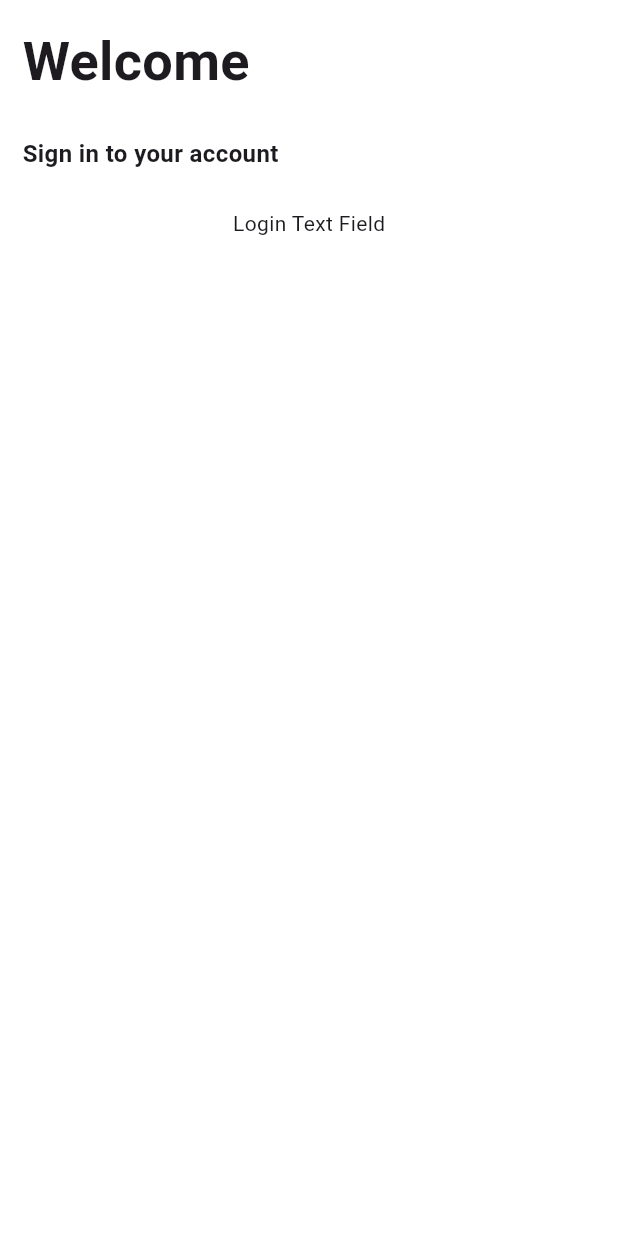
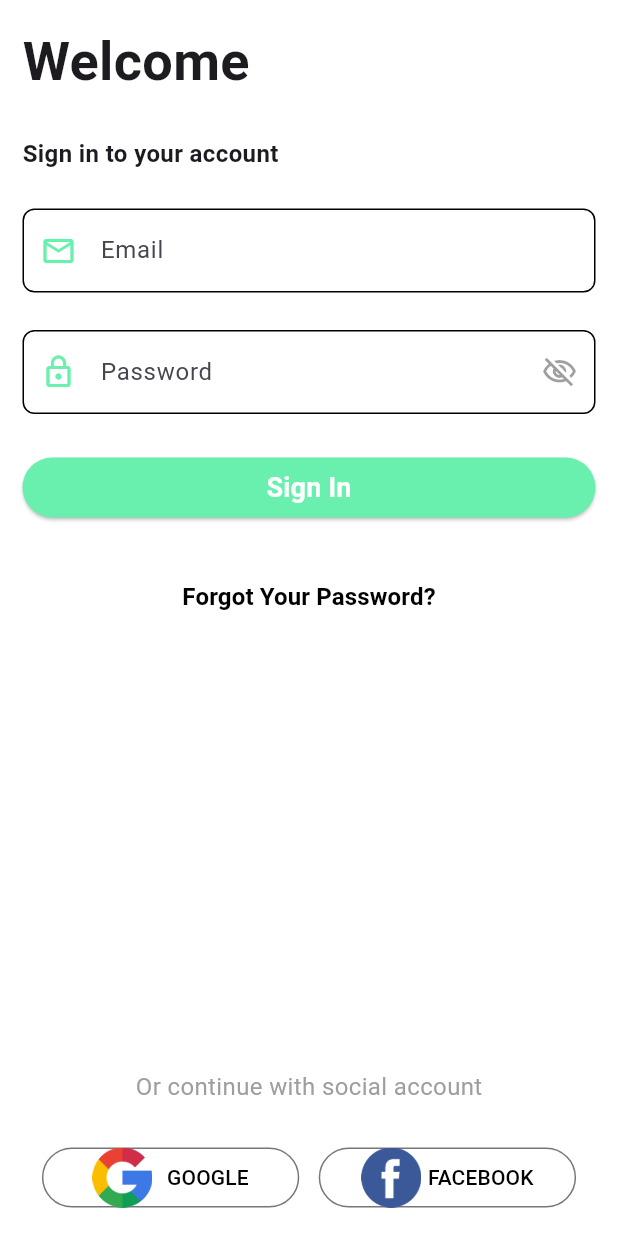
Before and after one commit to ashanwijebandara/Doctor-Appointment-, a Flutter app: the screen it shows after launch, on a phone screen of 412 x 824 dp. Run offline on Flutter 3.47's test engine with Material 3 defaults, Android fonts, the phone set to English and light mode, and no system bars.

Commit message:
day 1 last

```diff
--- /dev/null
+++ b/doctorapp/lib/components/button.dart
@@ -0,0 +1,36 @@
+import 'package:doctorapp/utils/config.dart';
+import 'package:flutter/material.dart';
+
+class Button extends StatelessWidget {
+  const Button(
+      {Key? key,
+      required this.width,
+      required this.title,
+      required this.onPressed,
+      required this.disable})
+      : super(key: key);
+
+  final double width;
+  final String title;
+  final bool disable;
+  final Function() onPressed;
+  @override
+  Widget build(BuildContext context) {
+    return SizedBox(
+      width: width,
+      child: ElevatedButton(
+        style: ElevatedButton.styleFrom(
+          backgroundColor: Config.primaryColor,
+          foregroundColor: Colors.white
+        ),
+          onPressed: disable ? null : onPressed,
+          child: Text(
+            title,
+            style: const TextStyle(
+              fontSize: 18,
+              fontWeight: FontWeight.bold,
+            ),
+          )),
+    );
+  }
+}
--- a/doctorapp/lib/components/login_form.dart
+++ b/doctorapp/lib/components/login_form.dart
@@ -1,3 +1,5 @@
+import 'package:doctorapp/components/button.dart';
+import 'package:doctorapp/utils/config.dart';
 import 'package:flutter/material.dart';
 
 class LoginForm extends StatefulWidget {
@@ -8,10 +10,63 @@ class LoginForm extends StatefulWidget {
 }
 
 class _LoginFormState extends State<LoginForm> {
+  final _formKey = GlobalKey<FormState>();
+  final _emailController = TextEditingController();
+  final _passController = TextEditingController();
+  bool obsecurePass = true;
   @override
   Widget build(BuildContext context) {
-    return Center(
-      child: Text('Login Text Field'),
+    return Form(
+      key: _formKey,
+      child:
+          Column(mainAxisAlignment: MainAxisAlignment.start, children: <Widget>[
+        TextFormField(
+          controller: _emailController,
+          keyboardType: TextInputType.emailAddress,
+          cursorColor: Config.primaryColor,
+          decoration: const InputDecoration(
+            hintText: 'Email Address',
+            labelText: 'Email',
+            alignLabelWithHint: true,
+            prefixIcon: Icon(Icons.email_outlined),
+            prefixIconColor: Config.primaryColor,
+          ),
+        ),
+        Config.spaceSmall,
+        TextFormField(
+          controller: _passController,
+          keyboardType: TextInputType.visiblePassword,
+          cursorColor: Config.primaryColor,
+          obscureText: obsecurePass,
+          decoration: InputDecoration(
+              hintText: 'Password',
+              labelText: 'Password',
+              alignLabelWithHint: true,
+              prefixIcon: Icon(Icons.lock_outline),
+              prefixIconColor: Config.primaryColor,
+              suffixIcon: IconButton(
+                  onPressed: () {
+                    setState(() {
+                      obsecurePass = !obsecurePass;
+                    });
+                  },
+                  icon: obsecurePass
+                      ? const Icon(
+                          Icons.visibility_off_outlined,
+                          color: Colors.black38,
+                        )
+                      : const Icon(
+                          Icons.visibility_outlined,
+                          color: Colors.greenAccent,
+                        ))),
+        ),
+        Config.spaceSmall,
+        Button(
+            width: double.infinity,
+            title: 'Sign In',
+            onPressed: () {},
+            disable: false),
+      ]),
     );
   }
 }
--- /dev/null
+++ b/doctorapp/lib/components/social_button.dart
@@ -0,0 +1,32 @@
+import 'package:flutter/material.dart';
+
+class SocialButton extends StatelessWidget {
+  const SocialButton({Key? key, required this.social}) : super(key: key);
+
+  final String social;
+
+  @override
+  Widget build(BuildContext context) {
+    return OutlinedButton(
+      onPressed: () {},
+      child: SizedBox(
+          width: MediaQuery.of(context).size.width * 0.3,
+          child: Row(
+            mainAxisAlignment: MainAxisAlignment.spaceEvenly,
+            children: [
+              Image.asset(
+                'assets/$social.png',
+                width: 40,
+                height: 40,
+              ),
+              Text(
+                social.toUpperCase(),
+                style: const TextStyle(
+                  color: Colors.black,
+                ),
+              )
+            ],
+          )),
+    );
+  }
+}
--- a/doctorapp/lib/screens/auth_page.dart
+++ b/doctorapp/lib/screens/auth_page.dart
@@ -1,4 +1,5 @@
 import 'package:doctorapp/components/login_form.dart';
+import 'package:doctorapp/components/social_button.dart';
 import 'package:doctorapp/utils/config.dart';
 import 'package:doctorapp/utils/text.dart';
 import 'package:flutter/material.dart';
@@ -35,8 +36,40 @@ class _AuthPageState extends State<AuthPage> {
               ),
             ),
             Config.spaceSmall,
-            LoginForm(),
+            const LoginForm(),
             Config.spaceSmall,
+            Center(
+              child: TextButton(
+                onPressed: () {},
+                child: Text(
+                  AppText.enText['fogot-password']!,
+                  style: const TextStyle(
+                    fontSize: 16,
+                    fontWeight: FontWeight.bold,
+                    color: Colors.black,
+                  ),
+                ),
+              ),
+            ),
+            const Spacer(),
+            Center(
+              child: Text(
+                AppText.enText['social-login']!,
+                style: TextStyle(
+                  fontSize: 16,
+                  fontWeight: FontWeight.normal,
+                  color: Colors.grey.shade500,
+                ),
+              ),
+            ),
+            Config.spaceSmall,
+            Row(
+              mainAxisAlignment: MainAxisAlignment.spaceEvenly,
+              children: [
+                SocialButton(social: 'google'),
+                SocialButton(social: 'facebook'),
+              ],
+            )
           ],
         )),
       ),
```
Also changed, not shown: doctorapp/assets/facebook.png (added), doctorapp/assets/google.png (added).
